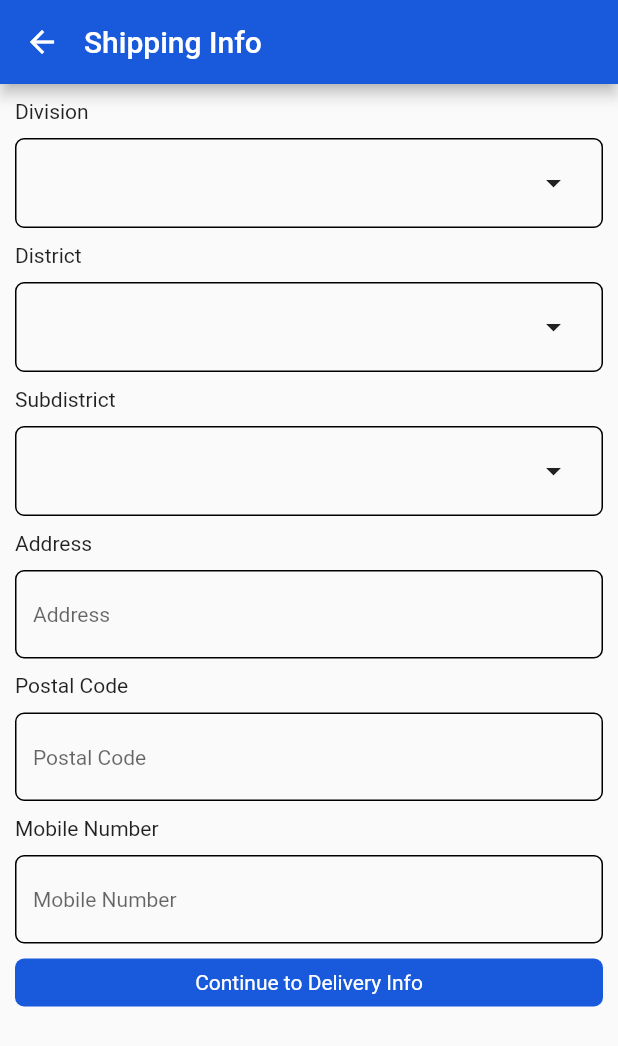
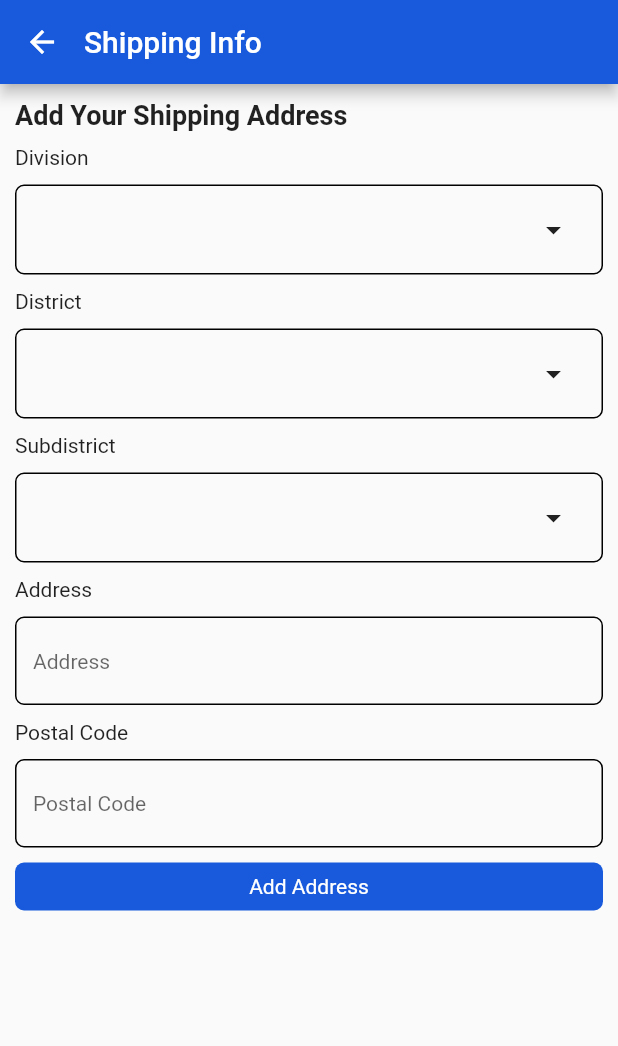
Before and after one commit to saminBee/hishabee_ecommerce, a Flutter app: the ShippingInfo screen opened directly, on a phone screen of 412 x 824 dp. Shown: the top 1046 px of the screen. Run offline on Flutter 3.47's test engine with Material 2 defaults, Android fonts, the phone set to English and light mode, and no system bars; our stand-ins replace cached_network_image, carousel_slider, flutter_spinkit, fluttertoast, get, get_storage; missing offline and left inert: flutter_cart; accounts and stored records are empty; network calls fail; statements that could not run were skipped.

Commit message:
shipping address fixes

```diff
--- a/lib/theme1/controller/cart_checkout/checkout_controller.dart
+++ b/lib/theme1/controller/cart_checkout/checkout_controller.dart
@@ -1,13 +1,43 @@
 import 'package:flutter/material.dart';
 import 'package:get/get.dart';
+import 'package:get_storage/get_storage.dart';
+import 'package:hishabee_ecommerce/api_services.dart';
+import 'package:hishabee_ecommerce/utils.dart';
+
+import '../../../_utils_directory/dialog.dart';
 
 class CheckoutController extends GetxController{
+  ApiService _apiService = ApiService();
+  final box = GetStorage();
   final nameController = TextEditingController().obs;
   final emailController = TextEditingController().obs;
+
   final division = ''.obs;
+  final divisionId = 0.obs;
+
   final district = ''.obs;
+  final districtId = 0.obs;
+
   final subDistrict = ''.obs;
+  final subDistrictId = 0.obs;
+
   final address = ''.obs;
   final postalCode = ''.obs;
   final mobileNumber = ''.obs;
+
+  ///add shipping address
+  Future<dynamic> addShippingAddress({areaId, districtId, divisionId}) async {
+    CustomDialog.showLoadingDialog(message: 'Please wait');
+    String url = '/customer/shipping_address?shop_id=$shopId&area_id=$areaId&'
+        'district_id=$districtId&division_id=$divisionId';
+    return await _apiService.makeApiRequest(
+        method: apiMethods.post, url: url, body: null, headers: {'Authorization': 'Bearer ${box.read('token')}'});
+  }
+
+  Future<dynamic> getShippingAddress({areaId, districtId, divisionId}) async {
+    CustomDialog.showLoadingDialog(message: 'Please wait');
+    String url = '/customer/shipping_address';
+    return await _apiService.makeApiRequest(
+        method: apiMethods.get, url: url, body: null, headers: {'Authorization': 'Bearer ${box.read('token')}'});
+  }
 }
--- a/lib/theme1/controller/login_registration_controller/login_registration_controller.dart
+++ b/lib/theme1/controller/login_registration_controller/login_registration_controller.dart
@@ -18,11 +18,12 @@ class LoginRegistraionController extends GetxController{
 
   ///shipping address list and
   final allSelectedArea = [].obs;
-  final selectedDivision = [];
+  final selectedDivision = [].obs;
   final selectedArea = [];
   final selectedDistrict = [];
   final districName = [];
 
+  ///adding shipping address
   final area = [].obs;
   final districtId = 0.obs;
   final areaId = 0.obs;
@@ -32,8 +33,11 @@ class LoginRegistraionController extends GetxController{
   final districtName = 'District'.obs;
 
   final allDivision = [].obs;
+  final allDivisionId = [].obs;
   final allArea = [].obs;
+  final allAreaId = [].obs;
   final allDistrict = [].obs;
+  final allDistrictId = [].obs;
   @override
   void onInit() async {
     await profileDetailsFunction().then((value){
@@ -57,10 +61,13 @@ class LoginRegistraionController extends GetxController{
   getAllTheArea(){
     for(int i = 0;i<area.length; i++){
       allDivision.add(area[i]['name']);
+      allDivisionId.add(area[i]['id']);
       for(int a = 0; a<area[i]['districts'].length; a++){
         allDistrict.add(area[i]['districts'][a]['name']);
+        allDistrictId.add(area[i]['districts'][a]['id']);
         for(int b = 0; b<area[i]['districts'][a]['areas'].length; b++){
           allArea.add(area[i]['districts'][a]['areas'][b]['name']);
+          allAreaId.add(area[i]['districts'][a]['areas'][b]['id']);
         }
       }
     }
--- a/lib/theme1/view/cart/shiping_info.dart
+++ b/lib/theme1/view/cart/shiping_info.dart
@@ -5,6 +5,7 @@ import 'package:hishabee_ecommerce/theme1/controller/cart_checkout/checkout_cont
 import 'package:hishabee_ecommerce/theme1/controller/login_registration_controller/login_registration_controller.dart';
 import 'package:hishabee_ecommerce/utils.dart';
 
+import '../../../bottom_nav.dart';
 import 'delivery_info.dart';
 
 class ShippingInfo extends StatelessWidget {
@@ -114,6 +115,10 @@ class ShippingInfo extends StatelessWidget {
                   //   ),
                   // ),
                   // const SizedBox(height: 10,),
+                  const Text('Add Your Shipping Address', style: TextStyle(
+                    fontSize: 18, fontWeight: FontWeight.w600
+                  ),),
+                  const SizedBox(height: 10,),
                   const Text('Division'),
                   const SizedBox(height: 10,),
                   Container(
@@ -268,58 +273,83 @@ class ShippingInfo extends StatelessWidget {
                     ),
                   ),
                   const SizedBox(height: 10,),
-                  const Text('Mobile Number'),
-                  const SizedBox(height: 10,),
-                  TextFormField(
-                    validator: (value){
-                      if(value!.isEmpty){
-                        return 'Mobile Number is required';
-                      }
-                    },
-                    initialValue: _checkoutController.mobileNumber.value,
-                    keyboardType: TextInputType.number,
-                      textInputAction: TextInputAction.done,
-                    inputFormatters:[
-                      LengthLimitingTextInputFormatter(11),
-                      FilteringTextInputFormatter.digitsOnly
-                    ],
-                    decoration:  InputDecoration(
-                      hintText: "Mobile Number",
-                      hintStyle:
-                      TextStyle(fontSize: 14.0, fontFamily: 'Roboto'),
-                        border: OutlineInputBorder(
-                          borderRadius: BorderRadius.circular(6.0),
-                          borderSide: const BorderSide(
-                            color: Colors.black,
-                          ),
-                        ),
-                      focusedBorder: OutlineInputBorder(
-                        borderRadius: BorderRadius.circular(6.0),
-                        borderSide: BorderSide(
-                          color: Colors.black,
-                        ),
-                      ),
-                      enabledBorder: OutlineInputBorder(
-                        borderRadius: BorderRadius.circular(6.0),
-                        borderSide: BorderSide(
-                          color: Colors.black,
-                        ),
-                      ),
-                      errorBorder: OutlineInputBorder(
-                        borderRadius: BorderRadius.circular(6.0),
-                        borderSide: BorderSide(
-                          color: Colors.black,
-                        ),
-                      )
-                    ),
-                  ),
-                  SizedBox(height: 10,),
+                  // const Text('Mobile Number'),
+                  // const SizedBox(height: 10,),
+                  // TextFormField(
+                  //   validator: (value){
+                  //     if(value!.isEmpty){
+                  //       return 'Mobile Number is required';
+                  //     }
+                  //   },
+                  //   initialValue: _checkoutController.mobileNumber.value,
+                  //   keyboardType: TextInputType.number,
+                  //     textInputAction: TextInputAction.done,
+                  //   inputFormatters:[
+                  //     LengthLimitingTextInputFormatter(11),
+                  //     FilteringTextInputFormatter.digitsOnly
+                  //   ],
+                  //   decoration:  InputDecoration(
+                  //     hintText: "Mobile Number",
+                  //     hintStyle:
+                  //     TextStyle(fontSize: 14.0, fontFamily: 'Roboto'),
+                  //       border: OutlineInputBorder(
+                  //         borderRadius: BorderRadius.circular(6.0),
+                  //         borderSide: const BorderSide(
+                  //           color: Colors.black,
+                  //         ),
+                  //       ),
+                  //     focusedBorder: OutlineInputBorder(
+                  //       borderRadius: BorderRadius.circular(6.0),
+                  //       borderSide: BorderSide(
+                  //         color: Colors.black,
+                  //       ),
+                  //     ),
+                  //     enabledBorder: OutlineInputBorder(
+                  //       borderRadius: BorderRadius.circular(6.0),
+                  //       borderSide: BorderSide(
+                  //         color: Colors.black,
+                  //       ),
+                  //     ),
+                  //     errorBorder: OutlineInputBorder(
+                  //       borderRadius: BorderRadius.circular(6.0),
+                  //       borderSide: BorderSide(
+                  //         color: Colors.black,
+                  //       ),
+                  //     )
+                  //   ),
+                  // ),
+                  // SizedBox(height: 10,),
                   Align(
                     alignment: FractionalOffset.bottomCenter,
                     child: InkWell(
-                      onTap: (){
+                      onTap: () async{
                         if(_formKey.currentState!.validate()){
-                          Get.to(DeliveryInfo());
+                          await _checkoutController.addShippingAddress(
+                            areaId: _checkoutController.subDistrictId.value,
+                            divisionId: _checkoutController.divisionId.value,
+                            districtId: _checkoutController.districtId.value
+                          );
+                          await _checkoutController.getShippingAddress().then((value){
+                            _loginRegistraionController.allSelectedArea.value = value;
+                            for(int i = 0;i<_loginRegistraionController.area.length; i++){
+                              if(_checkoutController.divisionId.value == _loginRegistraionController.area[i]['id']){
+                                _loginRegistraionController.selectedDivision.add(_loginRegistraionController.area[i]['name']);
+                                for(int a = 0; a<_loginRegistraionController.area[i]['districts'].length; a++){
+                                  if(_checkoutController.districtId.value == _loginRegistraionController.area[i]['districts'][a]['id']){
+                                    _loginRegistraionController.selectedDistrict.add(_loginRegistraionController.area[i]['districts'][a]['name']);
+                                    for(int b = 0; b<_loginRegistraionController.area[i]['districts'][a]['areas'].length; b++){
+                                      if(_checkoutController.subDistrictId.value == _loginRegistraionController.area[i]['districts'][a]['areas'][b]['id']){
+                                        _loginRegistraionController.selectedArea.add(_loginRegistraionController.area[i]['districts'][a]['areas'][b]['name']);
+                                      }
+                                    }
+                                  }
+                                }
+                              }
+                            }
+                          });
+                          Get.back();
+                          Get.back();
+                          Get.back();
                         }
                       },
                       child: Container(
@@ -330,7 +360,7 @@ class ShippingInfo extends StatelessWidget {
                         child: const Padding(
                           padding: EdgeInsets.all(8.0),
                           child: Center(
-                            child:  Text('Continue to Delivery Info',
+                            child:  Text('Add Address',
                               textAlign: TextAlign.center,
                               style: TextStyle(
                                   color: Colors.white
@@ -369,6 +399,7 @@ _showDivisionDialog(BuildContext context){
                       return InkWell(
                         onTap: (){
                           _checkoutController.division.value = _loginRegistraionController.allDivision[index];
+                          _checkoutController.divisionId.value = _loginRegistraionController.allDivisionId[index];
                           Get.back();
                         },
                         child: Padding(
@@ -433,6 +464,7 @@ _showDistrictDialog(BuildContext context){
                     return InkWell(
                       onTap: (){
                         _checkoutController.district.value = _loginRegistraionController.allDistrict[index];
+                        _checkoutController.districtId.value = _loginRegistraionController.allDistrictId[index];
                         Get.back();
                       },
                       child: Padding(
@@ -498,6 +530,7 @@ _showDistrictDialog(BuildContext context){
                       return InkWell(
                         onTap: (){
                           _checkoutController.subDistrict.value = _loginRegistraionController.allArea[index];
+                          _checkoutController.subDistrictId.value = _loginRegistraionController.allAreaId[index];
                           Get.back();
                         },
                         child: Padding(
--- a/lib/theme1/view/login registartion/registration.dart
+++ b/lib/theme1/view/login registartion/registration.dart
@@ -7,6 +7,7 @@ import 'package:hishabee_ecommerce/bottom_nav.dart';
 import 'package:hishabee_ecommerce/theme1/controller/login_registration_controller/login_registration_controller.dart';
 
 import '../../../utils.dart';
+import '../cart/shiping_info.dart';
 
 class Registration extends StatelessWidget {
 
```
Also changed, not shown: lib/api_services.dart (+7 -1 lines), lib/theme1/view/login registartion/address_setup.dart (+49 -10 lines).
